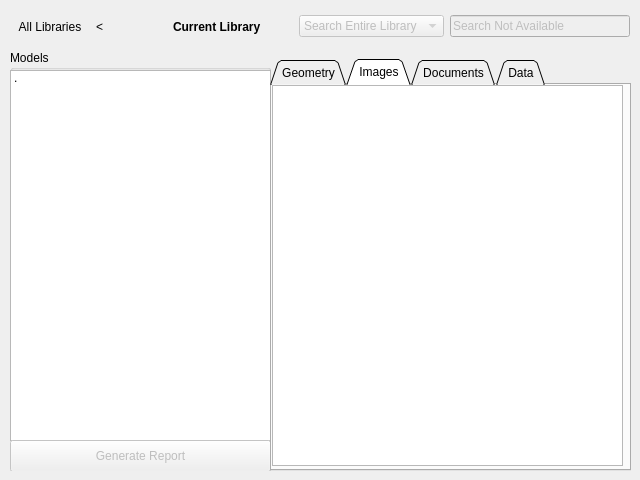
Qt form src/librarywindow.ui (torfoes/cadventory) before a commit.
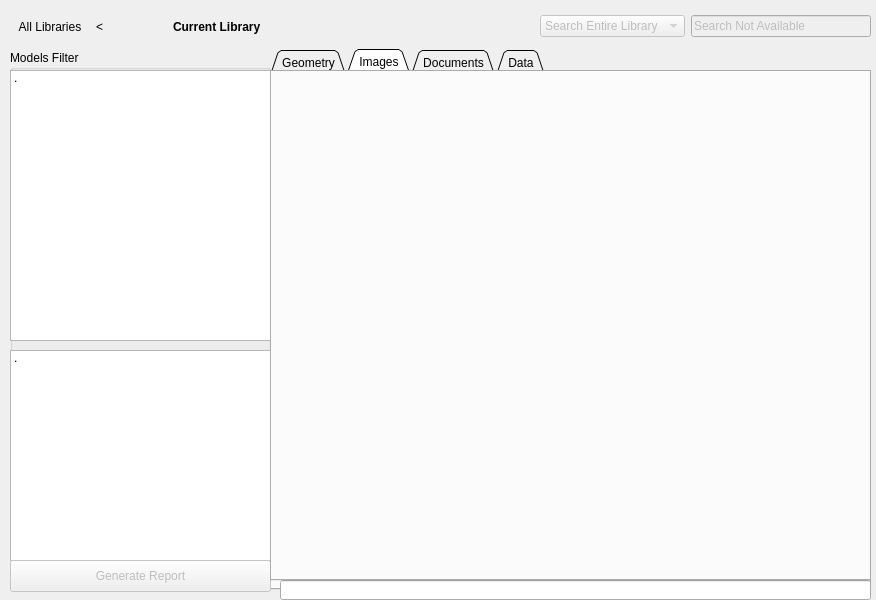
The same form after that commit. The open tabs and pages were chosen to show the change.

```diff
--- a/src/librarywindow.ui
+++ b/src/librarywindow.ui
@@ -6,20 +6,20 @@
    <rect>
     <x>0</x>
     <y>0</y>
-    <width>640</width>
-    <height>480</height>
+    <width>876</width>
+    <height>600</height>
    </rect>
   </property>
   <property name="minimumSize">
    <size>
-    <width>640</width>
-    <height>480</height>
+    <width>876</width>
+    <height>600</height>
    </size>
   </property>
   <property name="maximumSize">
    <size>
-    <width>640</width>
-    <height>480</height>
+    <width>876</width>
+    <height>600</height>
    </size>
   </property>
   <property name="windowTitle">
@@ -31,11 +31,11 @@
      <x>10</x>
      <y>50</y>
      <width>261</width>
-     <height>421</height>
+     <height>511</height>
     </rect>
    </property>
    <property name="title">
-    <string>Models</string>
+    <string>Models Filter</string>
    </property>
    <property name="flat">
     <bool>false</bool>
@@ -46,7 +46,7 @@
       <x>0</x>
       <y>20</y>
       <width>261</width>
-      <height>371</height>
+      <height>271</height>
      </rect>
     </property>
     <item>
@@ -55,30 +55,29 @@
      </property>
     </item>
    </widget>
-   <widget class="QPushButton" name="generateReport">
-    <property name="enabled">
-     <bool>false</bool>
-    </property>
+   <widget class="QListWidget" name="Info_tab">
     <property name="geometry">
      <rect>
       <x>0</x>
-      <y>390</y>
+      <y>300</y>
       <width>261</width>
-      <height>32</height>
+      <height>211</height>
      </rect>
     </property>
-    <property name="text">
-     <string>Generate Report</string>
-    </property>
+    <item>
+     <property name="text">
+      <string>.</string>
+     </property>
+    </item>
    </widget>
   </widget>
   <widget class="QTabWidget" name="tabWidget">
    <property name="geometry">
     <rect>
      <x>270</x>
-     <y>59</y>
-     <width>361</width>
-     <height>412</height>
+     <y>49</y>
+     <width>601</width>
+     <height>541</height>
     </rect>
    </property>
    <property name="tabShape">
@@ -114,11 +113,52 @@
       <rect>
        <x>0</x>
        <y>0</y>
-       <width>351</width>
-       <height>381</height>
+       <width>591</width>
+       <height>501</height>
       </rect>
      </property>
     </widget>
+    <widget class="QLabel" name="Example">
+     <property name="geometry">
+      <rect>
+       <x>10</x>
+       <y>10</y>
+       <width>121</width>
+       <height>101</height>
+      </rect>
+     </property>
+     <property name="maximumSize">
+      <size>
+       <width>200</width>
+       <height>200</height>
+      </size>
+     </property>
+     <property name="text">
+      <string/>
+     </property>
+    </widget>
+    <widget class="QLabel" name="label_4">
+     <property name="geometry">
+      <rect>
+       <x>30</x>
+       <y>110</y>
+       <width>58</width>
+       <height>16</height>
+      </rect>
+     </property>
+     <property name="layoutDirection">
+      <enum>Qt::LayoutDirection::LeftToRight</enum>
+     </property>
+     <property name="text">
+      <string>Die</string>
+     </property>
+     <property name="alignment">
+      <set>Qt::AlignmentFlag::AlignCenter</set>
+     </property>
+    </widget>
+    <zorder>imagesListView</zorder>
+    <zorder>label_4</zorder>
+    <zorder>Example</zorder>
    </widget>
    <widget class="QWidget" name="documentsTab">
     <attribute name="title">
@@ -198,7 +238,7 @@
   <widget class="QWidget" name="rightLayoutWidget">
    <property name="geometry">
     <rect>
-     <x>299</x>
+     <x>540</x>
      <y>10</y>
      <width>331</width>
      <height>32</height>
@@ -229,6 +269,60 @@
     </item>
    </layout>
   </widget>
+  <widget class="QPushButton" name="generateReport">
+   <property name="enabled">
+    <bool>false</bool>
+   </property>
+   <property name="geometry">
+    <rect>
+     <x>10</x>
+     <y>560</y>
+     <width>261</width>
+     <height>32</height>
+    </rect>
+   </property>
+   <property name="text">
+    <string>Generate Report</string>
+   </property>
+  </widget>
+  <widget class="QLineEdit" name="addressBar">
+   <property name="geometry">
+    <rect>
+     <x>280</x>
+     <y>580</y>
+     <width>591</width>
+     <height>20</height>
+    </rect>
+   </property>
+   <property name="sizePolicy">
+    <sizepolicy hsizetype="Expanding" vsizetype="Fixed">
+     <horstretch>3</horstretch>
+     <verstretch>0</verstretch>
+    </sizepolicy>
+   </property>
+   <property name="toolTip">
+    <string>&lt;html&gt;&lt;head/&gt;&lt;body&gt;&lt;p&gt;The address bar.&lt;br/&gt;The current path is displayed here.&lt;br/&gt;Change the path and press &lt;kbd&gt;Enter&lt;/kbd&gt; to visit.&lt;/p&gt;&lt;/body&gt;&lt;/html&gt;</string>
+   </property>
+  </widget>
+  <widget class="QTabWidget" name="tabWidget_2">
+   <property name="geometry">
+    <rect>
+     <x>270</x>
+     <y>70</y>
+     <width>601</width>
+     <height>511</height>
+    </rect>
+   </property>
+   <property name="sizePolicy">
+    <sizepolicy hsizetype="MinimumExpanding" vsizetype="Expanding">
+     <horstretch>3</horstretch>
+     <verstretch>0</verstretch>
+    </sizepolicy>
+   </property>
+   <property name="tabsClosable">
+    <bool>true</bool>
+   </property>
+  </widget>
  </widget>
  <resources/>
  <connections/>
```
Left out of the diff: 20 changed lines with no effect on the pictures.
